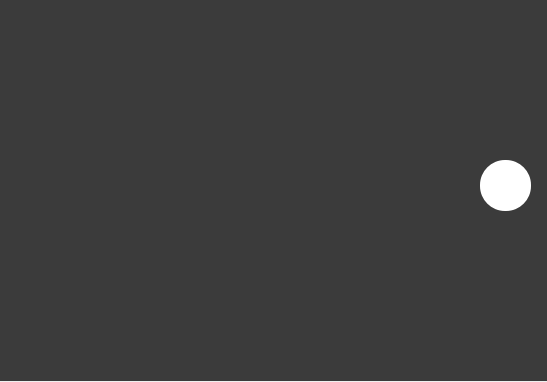
The window that src/Server/User_GUI/UI/face_certify.ui (kimwanseop/ROS-Project) describes before a commit, drawn with Qt 5.
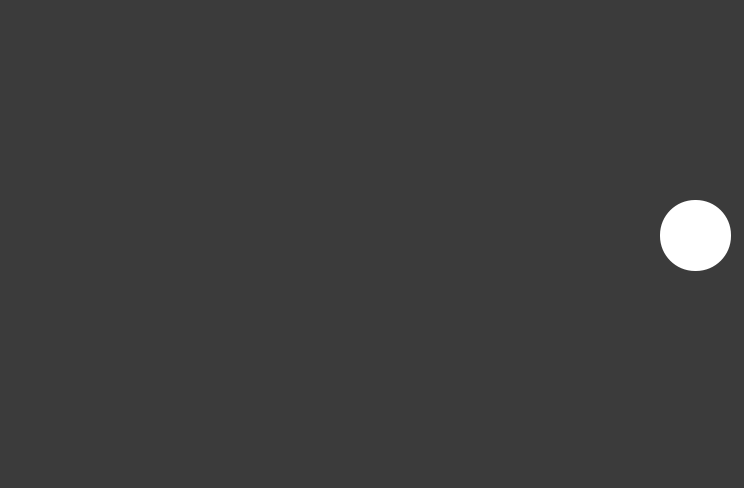
The same window after the commit.

The edit to the form file:
```diff
--- a/src/Server/User_GUI/UI/face_certify.ui
+++ b/src/Server/User_GUI/UI/face_certify.ui
@@ -6,8 +6,8 @@
    <rect>
     <x>0</x>
     <y>0</y>
-    <width>547</width>
-    <height>382</height>
+    <width>744</width>
+    <height>488</height>
    </rect>
   </property>
   <property name="windowTitle">
@@ -18,8 +18,8 @@
     <rect>
      <x>0</x>
      <y>0</y>
-     <width>551</width>
-     <height>381</height>
+     <width>751</width>
+     <height>491</height>
     </rect>
    </property>
    <property name="styleSheet">
@@ -35,14 +35,14 @@
   <widget class="QPushButton" name="capture">
    <property name="geometry">
     <rect>
-     <x>480</x>
-     <y>160</y>
-     <width>51</width>
-     <height>51</height>
+     <x>660</x>
+     <y>200</y>
+     <width>71</width>
+     <height>71</height>
     </rect>
    </property>
    <property name="styleSheet">
-    <string notr="true">background-color: white; border-radius: 25px;</string>
+    <string notr="true">background-color: white; border-radius: 35px;</string>
    </property>
    <property name="text">
     <string/>
```
